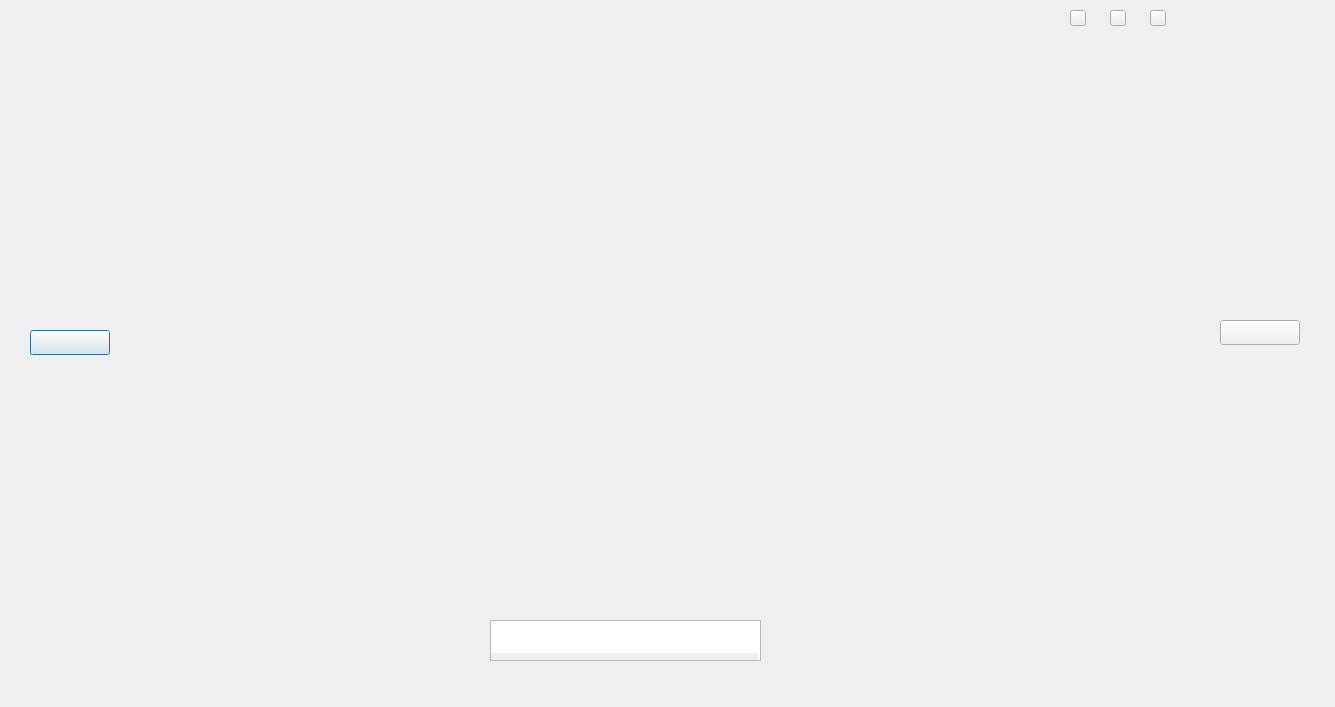
This is dialog.ui in SebGonzalez/BibliothequePhoto as Qt 5 draws it before an edit. The edited form follows.
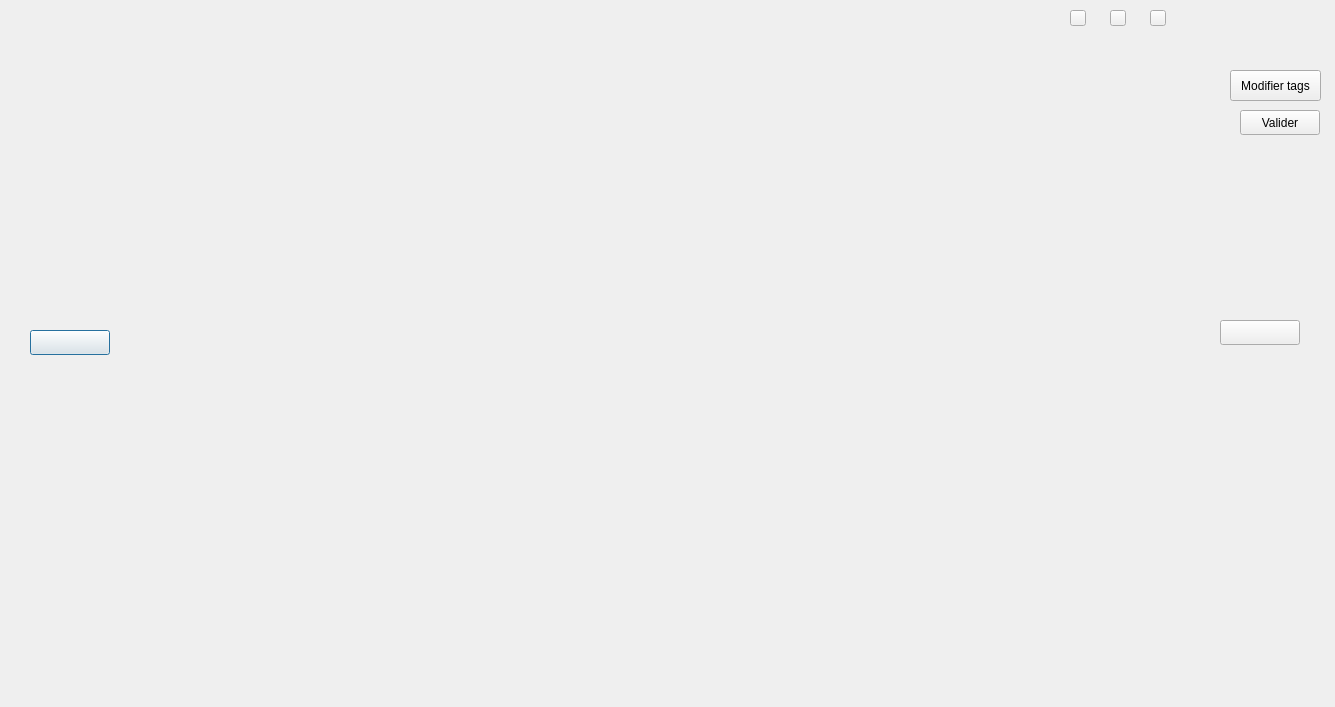
This is the edited form.

Commit message: Modification de tags dans le dialog

```diff
--- a/dialog.ui
+++ b/dialog.ui
@@ -91,32 +91,6 @@
     <string/>
    </property>
   </widget>
-  <widget class="QPlainTextEdit" name="tagsWidget">
-   <property name="geometry">
-    <rect>
-     <x>490</x>
-     <y>620</y>
-     <width>271</width>
-     <height>41</height>
-    </rect>
-   </property>
-   <property name="font">
-    <font>
-     <pointsize>15</pointsize>
-     <weight>75</weight>
-     <bold>true</bold>
-    </font>
-   </property>
-   <property name="autoFillBackground">
-    <bool>false</bool>
-   </property>
-   <property name="readOnly">
-    <bool>true</bool>
-   </property>
-   <property name="backgroundVisible">
-    <bool>true</bool>
-   </property>
-  </widget>
   <widget class="QWidget" name="gridLayoutWidget">
    <property name="geometry">
     <rect>
@@ -128,6 +102,32 @@
    </property>
    <layout class="QGridLayout" name="gridLayout"/>
   </widget>
+  <widget class="QPushButton" name="buttonModify">
+   <property name="geometry">
+    <rect>
+     <x>1230</x>
+     <y>70</y>
+     <width>91</width>
+     <height>31</height>
+    </rect>
+   </property>
+   <property name="text">
+    <string>Modifier tags</string>
+   </property>
+  </widget>
+  <widget class="QPushButton" name="buttonValidate">
+   <property name="geometry">
+    <rect>
+     <x>1240</x>
+     <y>110</y>
+     <width>80</width>
+     <height>25</height>
+    </rect>
+   </property>
+   <property name="text">
+    <string>Valider</string>
+   </property>
+  </widget>
  </widget>
  <layoutdefault spacing="6" margin="11"/>
  <resources/>
```
Left out of the diff: 2 changed lines with no effect on the pictures. The commit also changes 7 other files.
